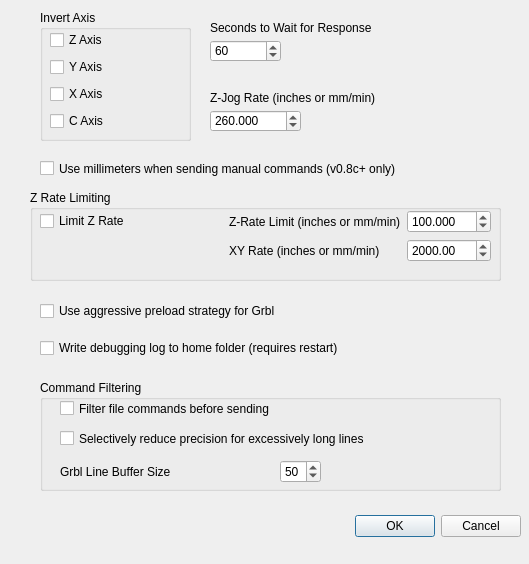
The window that options.ui (zapmaker/GrblHoming) describes before a commit, drawn with Qt 5.
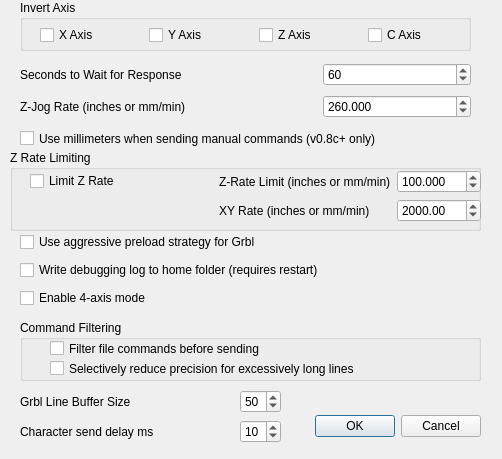
The same window after the commit.

Diff of the .ui file:
```diff
--- a/options.ui
+++ b/options.ui
@@ -6,8 +6,8 @@
    <rect>
     <x>0</x>
     <y>0</y>
-    <width>529</width>
-    <height>564</height>
+    <width>502</width>
+    <height>459</height>
    </rect>
   </property>
   <property name="windowTitle">
@@ -16,9 +16,9 @@
   <widget class="QDialogButtonBox" name="buttonBox">
    <property name="geometry">
     <rect>
-     <x>240</x>
-     <y>510</y>
-     <width>281</width>
+     <x>290</x>
+     <y>410</y>
+     <width>191</width>
      <height>32</height>
     </rect>
    </property>
@@ -32,39 +32,25 @@
   <widget class="QGroupBox" name="groupBoxAxis">
    <property name="geometry">
     <rect>
-     <x>40</x>
-     <y>10</y>
-     <width>151</width>
-     <height>131</height>
+     <x>20</x>
+     <y>0</y>
+     <width>451</width>
+     <height>51</height>
     </rect>
    </property>
    <property name="title">
     <string>Invert Axis</string>
    </property>
-   <widget class="QWidget" name="verticalLayoutWidget">
+   <widget class="QWidget" name="horizontalLayoutWidget">
     <property name="geometry">
      <rect>
-      <x>10</x>
-      <y>19</y>
-      <width>131</width>
-      <height>107</height>
+      <x>20</x>
+      <y>20</y>
+      <width>431</width>
+      <height>31</height>
      </rect>
     </property>
-    <layout class="QVBoxLayout" name="verticalLayoutInvert">
-     <item>
-      <widget class="QCheckBox" name="chkInvZ">
-       <property name="text">
-        <string>Z Axis</string>
-       </property>
-      </widget>
-     </item>
-     <item>
-      <widget class="QCheckBox" name="chkInvY">
-       <property name="text">
-        <string>Y Axis</string>
-       </property>
-      </widget>
-     </item>
+    <layout class="QHBoxLayout" name="horizontalLayout">
      <item>
       <widget class="QCheckBox" name="chkInvX">
        <property name="text">
@@ -72,6 +58,20 @@
        </property>
       </widget>
      </item>
+     <item>
+      <widget class="QCheckBox" name="chkInvY">
+       <property name="text">
+        <string>Y Axis</string>
+       </property>
+      </widget>
+     </item>
+     <item>
+      <widget class="QCheckBox" name="chkInvZ">
+       <property name="text">
+        <string>Z Axis</string>
+       </property>
+      </widget>
+     </item>
      <item>
       <widget class="QCheckBox" name="chkInvC">
        <property name="text">
@@ -82,56 +82,11 @@
     </layout>
    </widget>
   </widget>
-  <widget class="QLabel" name="labelWaitForResp">
-   <property name="geometry">
-    <rect>
-     <x>210</x>
-     <y>20</y>
-     <width>261</width>
-     <height>16</height>
-    </rect>
-   </property>
-   <property name="text">
-    <string>Seconds to Wait for Response</string>
-   </property>
-  </widget>
-  <widget class="QSpinBox" name="spinResponseWaitSec">
-   <property name="geometry">
-    <rect>
-     <x>210</x>
-     <y>40</y>
-     <width>71</width>
-     <height>22</height>
-    </rect>
-   </property>
-   <property name="minimum">
-    <number>1</number>
-   </property>
-   <property name="maximum">
-    <number>1000</number>
-   </property>
-   <property name="value">
-    <number>60</number>
-   </property>
-  </widget>
-  <widget class="QLabel" name="labelZJogRate">
-   <property name="geometry">
-    <rect>
-     <x>210</x>
-     <y>90</y>
-     <width>261</width>
-     <height>16</height>
-    </rect>
-   </property>
-   <property name="text">
-    <string>Z-Jog Rate (inches or mm/min)</string>
-   </property>
-  </widget>
   <widget class="QCheckBox" name="checkBoxUseMmManualCmds">
    <property name="geometry">
     <rect>
-     <x>40</x>
-     <y>160</y>
+     <x>20</x>
+     <y>130</y>
      <width>431</width>
      <height>17</height>
     </rect>
@@ -143,10 +98,10 @@
   <widget class="QGroupBox" name="groupZRateLimit">
    <property name="geometry">
     <rect>
-     <x>30</x>
-     <y>190</y>
+     <x>10</x>
+     <y>150</y>
      <width>471</width>
-     <height>91</height>
+     <height>81</height>
     </rect>
    </property>
    <property name="title">
@@ -155,7 +110,7 @@
    <widget class="QWidget" name="gridLayoutWidget">
     <property name="geometry">
      <rect>
-      <x>10</x>
+      <x>20</x>
       <y>20</y>
       <width>451</width>
       <height>53</height>
@@ -240,43 +195,12 @@
     </layout>
    </widget>
   </widget>
-  <widget class="QDoubleSpinBox" name="doubleSpinZJogRate">
-   <property name="geometry">
-    <rect>
-     <x>210</x>
-     <y>110</y>
-     <width>91</width>
-     <height>22</height>
-    </rect>
-   </property>
-   <property name="accelerated">
-    <bool>true</bool>
-   </property>
-   <property name="correctionMode">
-    <enum>QAbstractSpinBox::CorrectToNearestValue</enum>
-   </property>
-   <property name="decimals">
-    <number>3</number>
-   </property>
-   <property name="minimum">
-    <double>0.100000000000000</double>
-   </property>
-   <property name="maximum">
-    <double>9999.989999999999782</double>
-   </property>
-   <property name="singleStep">
-    <double>1.000000000000000</double>
-   </property>
-   <property name="value">
-    <double>260.000000000000000</double>
-   </property>
-  </widget>
   <widget class="QWidget" name="verticalLayoutWidget_2">
    <property name="geometry">
     <rect>
-     <x>40</x>
-     <y>290</y>
-     <width>461</width>
+     <x>20</x>
+     <y>230</y>
+     <width>451</width>
      <height>81</height>
     </rect>
    </property>
@@ -295,15 +219,22 @@
       </property>
      </widget>
     </item>
+    <item>
+     <widget class="QCheckBox" name="checkBoxFourAxis">
+      <property name="text">
+       <string>Enable 4-axis mode</string>
+      </property>
+     </widget>
+    </item>
    </layout>
   </widget>
   <widget class="QGroupBox" name="groupBox">
    <property name="geometry">
     <rect>
-     <x>40</x>
-     <y>380</y>
+     <x>20</x>
+     <y>320</y>
      <width>461</width>
-     <height>111</height>
+     <height>61</height>
     </rect>
    </property>
    <property name="title">
@@ -312,7 +243,7 @@
    <widget class="QCheckBox" name="chkFilterFileCommands">
     <property name="geometry">
      <rect>
-      <x>20</x>
+      <x>30</x>
       <y>20</y>
       <width>431</width>
       <height>17</height>
@@ -325,8 +256,8 @@
    <widget class="QCheckBox" name="checkBoxReducePrecForLongLines">
     <property name="geometry">
      <rect>
-      <x>20</x>
-      <y>50</y>
+      <x>30</x>
+      <y>40</y>
       <width>431</width>
       <height>17</height>
      </rect>
@@ -335,11 +266,118 @@
      <string>Selectively reduce precision for excessively long lines</string>
     </property>
    </widget>
+  </widget>
+  <widget class="QWidget" name="gridLayoutWidget_2">
+   <property name="geometry">
+    <rect>
+     <x>20</x>
+     <y>60</y>
+     <width>451</width>
+     <height>61</height>
+    </rect>
+   </property>
+   <layout class="QGridLayout" name="gridLayout" columnstretch="2,1">
+    <item row="2" column="0">
+     <widget class="QLabel" name="labelZJogRate">
+      <property name="text">
+       <string>Z-Jog Rate (inches or mm/min)</string>
+      </property>
+     </widget>
+    </item>
+    <item row="1" column="0">
+     <widget class="QLabel" name="labelWaitForResp">
+      <property name="text">
+       <string>Seconds to Wait for Response</string>
+      </property>
+     </widget>
+    </item>
+    <item row="1" column="1">
+     <widget class="QSpinBox" name="spinResponseWaitSec">
+      <property name="minimum">
+       <number>1</number>
+      </property>
+      <property name="maximum">
+       <number>1000</number>
+      </property>
+      <property name="value">
+       <number>60</number>
+      </property>
+     </widget>
+    </item>
+    <item row="2" column="1">
+     <widget class="QDoubleSpinBox" name="doubleSpinZJogRate">
+      <property name="accelerated">
+       <bool>true</bool>
+      </property>
+      <property name="correctionMode">
+       <enum>QAbstractSpinBox::CorrectToNearestValue</enum>
+      </property>
+      <property name="decimals">
+       <number>3</number>
+      </property>
+      <property name="minimum">
+       <double>0.100000000000000</double>
+      </property>
+      <property name="maximum">
+       <double>9999.989999999999782</double>
+      </property>
+      <property name="singleStep">
+       <double>1.000000000000000</double>
+      </property>
+      <property name="value">
+       <double>260.000000000000000</double>
+      </property>
+     </widget>
+    </item>
+   </layout>
+  </widget>
+  <widget class="QWidget" name="layoutWidget_2">
+   <property name="geometry">
+    <rect>
+     <x>20</x>
+     <y>420</y>
+     <width>261</width>
+     <height>24</height>
+    </rect>
+   </property>
+   <layout class="QHBoxLayout" name="horizontalLayout_4">
+    <item>
+     <widget class="QLabel" name="label_3">
+      <property name="text">
+       <string>Character send delay ms</string>
+      </property>
+     </widget>
+    </item>
+    <item>
+     <spacer name="horizontalSpacer_4">
+      <property name="orientation">
+       <enum>Qt::Horizontal</enum>
+      </property>
+      <property name="sizeHint" stdset="0">
+       <size>
+        <width>40</width>
+        <height>20</height>
+       </size>
+      </property>
+     </spacer>
+    </item>
+    <item>
+     <widget class="QSpinBox" name="spinBoxCharSendDelay">
+      <property name="maximum">
+       <number>20</number>
+      </property>
+      <property name="value">
+       <number>10</number>
+      </property>
+     </widget>
+    </item>
+   </layout>
+  </widget>
    <widget class="QWidget" name="layoutWidget">
     <property name="geometry">
      <rect>
       <x>20</x>
-      <y>80</y>
+     <y>390</y>
       <width>261</width>
       <height>24</height>
      </rect>
@@ -374,17 +412,15 @@
      </item>
     </layout>
    </widget>
-  </widget>
   <zorder>groupZRateLimit</zorder>
   <zorder>buttonBox</zorder>
   <zorder>groupBoxAxis</zorder>
-  <zorder>labelWaitForResp</zorder>
-  <zorder>spinResponseWaitSec</zorder>
-  <zorder>labelZJogRate</zorder>
   <zorder>checkBoxUseMmManualCmds</zorder>
-  <zorder>doubleSpinZJogRate</zorder>
   <zorder>verticalLayoutWidget_2</zorder>
   <zorder>groupBox</zorder>
+  <zorder>gridLayoutWidget_2</zorder>
+  <zorder>layoutWidget_2</zorder>
+  <zorder>layoutWidget</zorder>
  </widget>
  <resources/>
  <connections>
```
Lines whose indentation alone changed are shown as unchanged.
